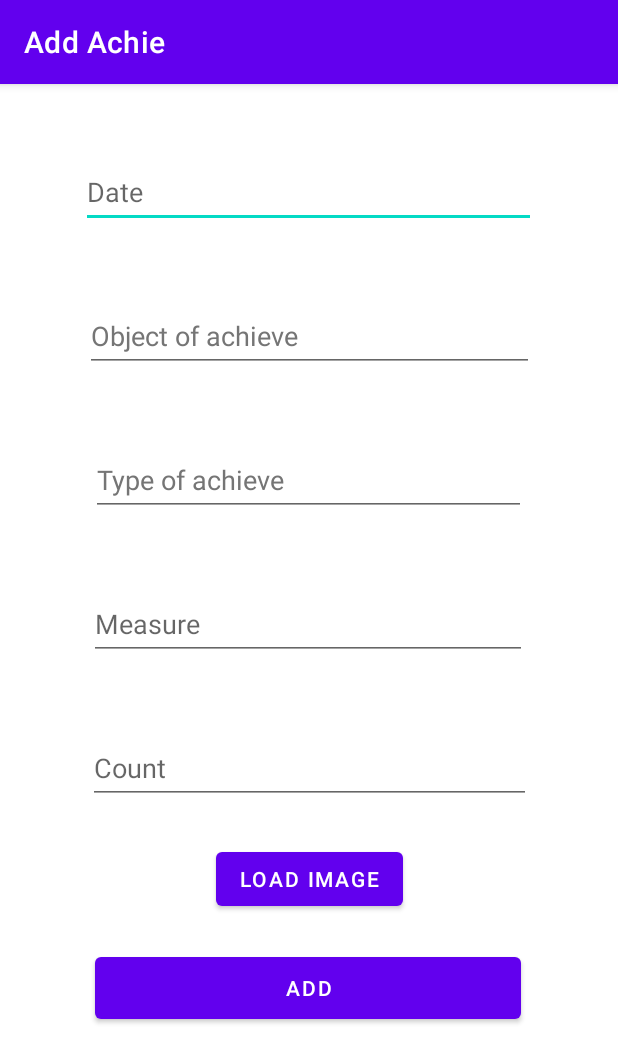
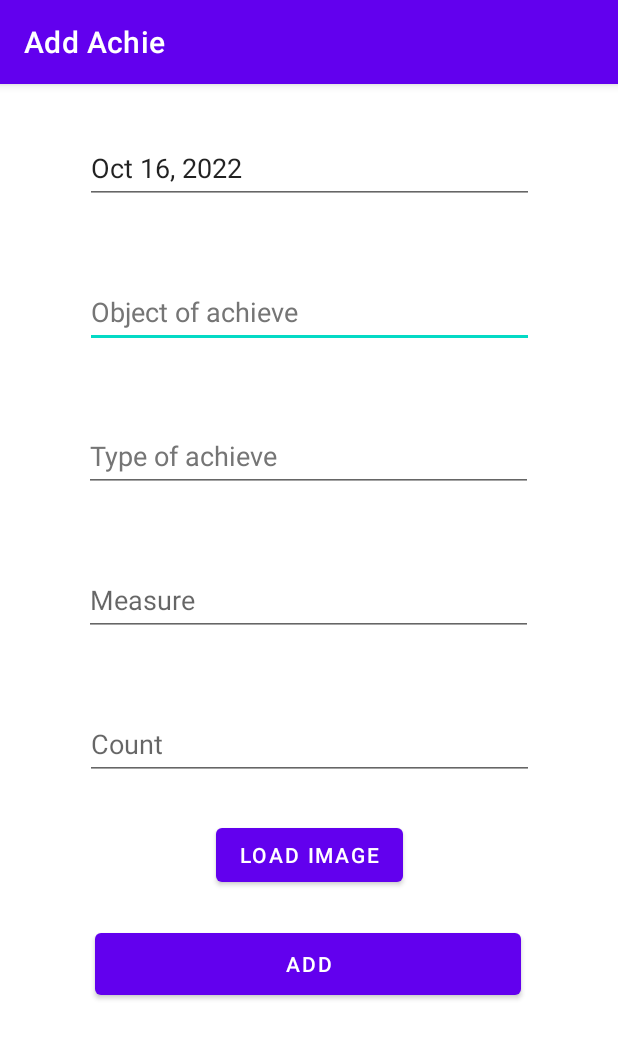
Before and after one commit to IgorKruchinin/AchieApp, an Android app: the AddAchieActivity screen opened directly, with no data from a screen before it, on a phone screen of 412 x 824 dp. Shown: the top 1063 px of the screen. Run offline under Robolectric (Android 15) with nearby library versions, the phone set to English and light mode, and no system bars; our stand-ins replace navigation-ui; 1 statement that could not run was skipped.

Commit message:
Date input changed

```diff
--- a/app/build.gradle
+++ b/app/build.gradle
@@ -9,8 +9,8 @@ android {
         applicationId "ru.ikkui.achie"
         minSdk 30
         targetSdk 32
-        versionCode 1
-        versionName "1.0"
+        versionCode 2
+        versionName "1.1"
 
         testInstrumentationRunner "androidx.test.runner.AndroidJUnitRunner"
     }
--- a/app/src/main/java/ru/ikkui/achie/AddAchieActivity.java
+++ b/app/src/main/java/ru/ikkui/achie/AddAchieActivity.java
@@ -1,8 +1,13 @@
 package ru.ikkui.achie;
 
+import android.app.DatePickerDialog;
+import android.icu.text.DateTimePatternGenerator;
 import android.net.Uri;
 import android.os.Bundle;
+import android.text.InputType;
 import android.view.View;
+import android.widget.CalendarView;
+import android.widget.DatePicker;
 import android.widget.TextView;
 import android.widget.Toast;
 
@@ -17,6 +22,12 @@ import java.io.FileOutputStream;
 import java.io.IOException;
 import java.io.InputStream;
 import java.io.OutputStream;
+import java.text.DateFormat;
+import java.text.SimpleDateFormat;
+import java.util.Calendar;
+import java.util.Date;
+import java.util.Locale;
+import java.util.TimeZone;
 
 import ru.ikkui.achie.USM.USM;
 import ru.ikkui.achie.databinding.ActivityAddAchieBinding;
@@ -24,6 +35,10 @@ import ru.ikkui.achie.databinding.ActivityAddAchieBinding;
 public class AddAchieActivity extends AppCompatActivity {
 
     USM profile;
+    Date date;
+    DatePickerDialog datePicker;
+    DateFormat dateFormat;
+    TextView achieDateFld;
     private String imagePath = "";
     private AppBarConfiguration appBarConfiguration;
     private ActivityAddAchieBinding binding;
@@ -73,25 +88,49 @@ public class AddAchieActivity extends AppCompatActivity {
         Bundle arguments = getIntent().getExtras();
         profile = (USM)arguments.get("profile");
 
+        achieDateFld = findViewById(R.id.achieDateFld);
+        dateFormat = SimpleDateFormat.getDateInstance();
+
+        achieDateFld.setInputType(InputType.TYPE_NULL);
+        date = new Date();
+        achieDateFld.setText(dateFormat.format(date));
+        achieDateFld.setOnClickListener(new View.OnClickListener() {
+            @Override
+            public void onClick(View view) {
+                Calendar calendar = Calendar.getInstance(TimeZone.getDefault(), Locale.getDefault());
+                int day = calendar.get(Calendar.DAY_OF_MONTH);
+                int month = calendar.get(Calendar.MONTH);
+                int year = calendar.get(Calendar.YEAR);
+                date.setTime(calendar.getTime().getTime());
+                datePicker = new DatePickerDialog(AddAchieActivity.this, new DatePickerDialog.OnDateSetListener() {
+                    @Override
+                    public void onDateSet(DatePicker datePicker, int i, int i1, int i2) {
+                        achieDateFld.setText(dateFormat.format(date));
+                    }
+                }, year, month, day);
+                datePicker.show();
+            }
+        });
+
     }
 
     public void add(View view) {
         Toast toast = Toast.makeText(this, profile.state, Toast.LENGTH_LONG);
         toast.show();
         if (!profile.opened()) {
-            profile.create_ssec("date");
+            profile.create_isec("date");
             profile.create_ssec("object");
             profile.create_ssec("type");
             profile.create_ssec("measure");
             profile.create_isec("count");
             profile.create_ssec("photo");
         }
-        TextView achieDateFld = findViewById(R.id.achieDateFld);
         TextView achieObjectFld = findViewById(R.id.achieObjectFld);
         TextView achieTypeFld = findViewById(R.id.achieTypeFld);
         TextView achieMeasureFld = findViewById(R.id.achieMeasureFld);
         TextView achieCountFld = findViewById(R.id.achieCountFld);
-        profile.gets("date").add(achieDateFld.getText().toString());
+
+        profile.geti("date").add(date.getTime());
         profile.gets("object").add(achieObjectFld.getText().toString());
         profile.gets("type").add(achieTypeFld.getText().toString());
         profile.gets("measure").add(achieMeasureFld.getText().toString());
--- a/app/src/main/java/ru/ikkui/achie/AddProfActivity.java
+++ b/app/src/main/java/ru/ikkui/achie/AddProfActivity.java
@@ -31,7 +31,7 @@ public class AddProfActivity extends AppCompatActivity {
         TextView profileName = findViewById(R.id.profNameFld);
         Intent intent = new Intent(this, MainMenuActivity.class);
         USM profile = new USM(profileName.getText().toString(), this);
-        profile.create_ssec("date");
+        profile.create_isec("date");
         profile.create_ssec("object");
         profile.create_ssec("type");
         profile.create_ssec("measure");
--- a/app/src/main/java/ru/ikkui/achie/USM/Section.java
+++ b/app/src/main/java/ru/ikkui/achie/USM/Section.java
@@ -6,4 +6,5 @@ public interface Section {
     void parse(String name) throws USMSectionException;
     String get_name();
     int size();
+    void remove(int index);
 }
--- a/app/src/main/java/ru/ikkui/achie/USM/USM.java
+++ b/app/src/main/java/ru/ikkui/achie/USM/USM.java
@@ -326,7 +326,7 @@ public class USM implements Serializable {
                     }
                 } else if (entry.getValue() instanceof IntSection) {
                     text_buf.append("i<").append(entry.getKey()).append(">");
-                    for (Integer obj: ((IntSection)entry.getValue()).getObjects_()) {
+                    for (Long obj: ((IntSection)entry.getValue()).getObjects_()) {
                         text_buf.append(obj).append("|<\\e>");
                     }
                 }
@@ -356,7 +356,7 @@ public class USM implements Serializable {
                     }
                 } else if (entry.getValue() instanceof IntSection) {
                     text_buf.append("i<").append(entry.getKey()).append(">");
-                    for (Integer obj : ((IntSection) entry.getValue()).getObjects_()) {
+                    for (Long obj : ((IntSection) entry.getValue()).getObjects_()) {
                         text_buf.append(obj).append("|<\\e>");
                     }
                 }
--- a/app/src/main/res/layout/content_add_achie.xml
+++ b/app/src/main/res/layout/content_add_achie.xml
@@ -5,19 +5,6 @@
     android:layout_width="match_parent"
     android:layout_height="match_parent"
     app:layout_behavior="@string/appbar_scrolling_view_behavior">
-
-    <EditText
-        android:id="@+id/achieDateFld"
-        android:layout_width="303dp"
-        android:layout_height="48dp"
-        android:layout_marginTop="48dp"
-        android:ems="10"
-        android:hint="@string/date"
-        android:inputType="date"
-        app:layout_constraintEnd_toEndOf="parent"
-        app:layout_constraintHorizontal_bias="0.495"
-        app:layout_constraintStart_toStartOf="parent"
-        app:layout_constraintTop_toTopOf="parent" />
 
     <EditText
         android:id="@+id/achieObjectFld"
@@ -34,7 +21,7 @@
 
     <EditText
         android:id="@+id/achieTypeFld"
-        android:layout_width="290dp"
+        android:layout_width="299dp"
         android:layout_height="48dp"
         android:layout_marginTop="48dp"
         android:ems="10"
@@ -48,7 +35,7 @@
 
     <AutoCompleteTextView
         android:id="@+id/achieMeasureFld"
-        android:layout_width="292dp"
+        android:layout_width="299dp"
         android:layout_height="48dp"
         android:layout_marginTop="48dp"
         android:hint="@string/measure"
@@ -59,7 +46,7 @@
 
     <EditText
         android:id="@+id/achieCountFld"
-        android:layout_width="295dp"
+        android:layout_width="299dp"
         android:layout_height="48dp"
         android:layout_marginTop="48dp"
         android:ems="10"
@@ -95,4 +82,15 @@
         app:layout_constraintTop_toBottomOf="@+id/achieCountFld"
         app:layout_constraintVertical_bias="1.0" />
 
+    <EditText
+        android:id="@+id/achieDateFld"
+        android:layout_width="299dp"
+        android:layout_height="48dp"
+        android:layout_marginTop="32dp"
+        android:ems="10"
+        android:inputType="date"
+        app:layout_constraintEnd_toEndOf="parent"
+        app:layout_constraintStart_toStartOf="parent"
+        app:layout_constraintTop_toTopOf="parent" />
+
 </androidx.constraintlayout.widget.ConstraintLayout>
--- a/app/src/main/res/values/strings.xml
+++ b/app/src/main/res/values/strings.xml
@@ -23,4 +23,5 @@
     <string name="load_image">Load image</string>
     <string name="title_activity_view_full_image">View image</string>
     <string name="back_btn">Back</string>
+    <string name="delete_achie">Delete Achie</string>
 </resources>
```
Also changed, not shown: app/src/main/java/ru/ikkui/achie/MainActivity.java (+11 -1 lines), app/src/main/java/ru/ikkui/achie/MainMenuActivity.java (+41 -4 lines), app/src/main/java/ru/ikkui/achie/USM/IntSection.java (+14 -7 lines), app/src/main/java/ru/ikkui/achie/USM/StringSection.java (+8 -1 lines), app/src/main/java/ru/ikkui/achie/USMAdapter.java (+19 -7 lines), app/src/main/java/ru/ikkui/achie/ViewAchieActivity.java (+10 -2 lines), app/src/main/res/layout/list_achies.xml (+7 -16 lines), app/src/main/res/layout/list_profiles.xml (+7 -2 lines), app/src/main/res/menu/achie_popup_menu.xml (added, +8 -0 lines), 1 other file.
